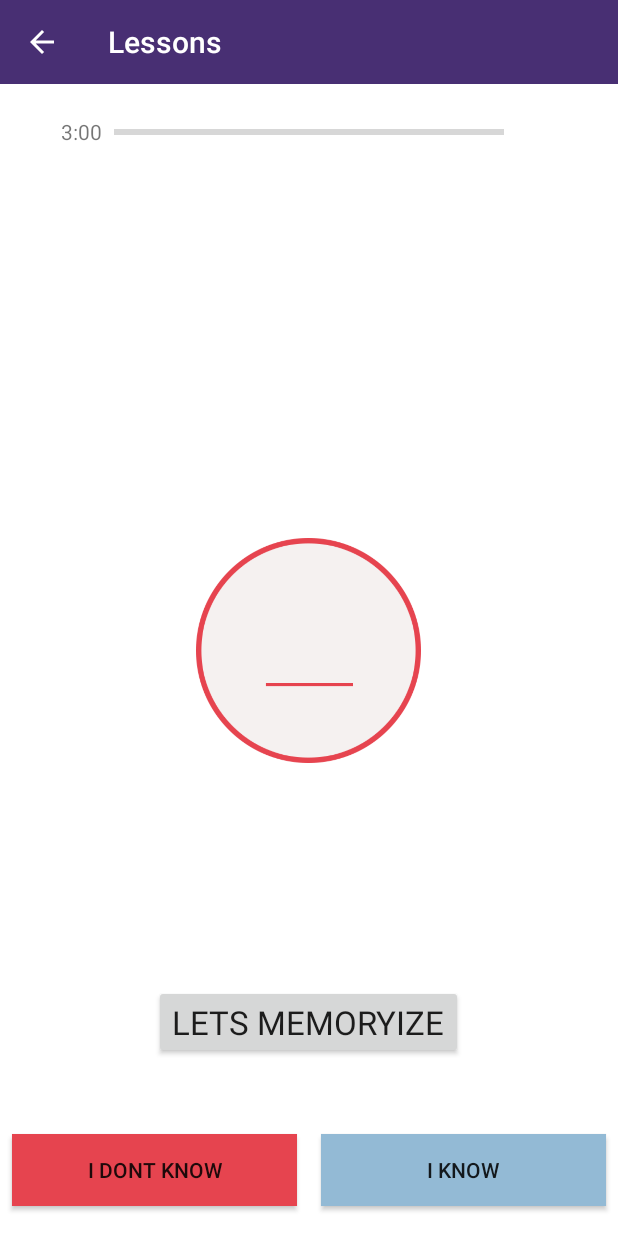
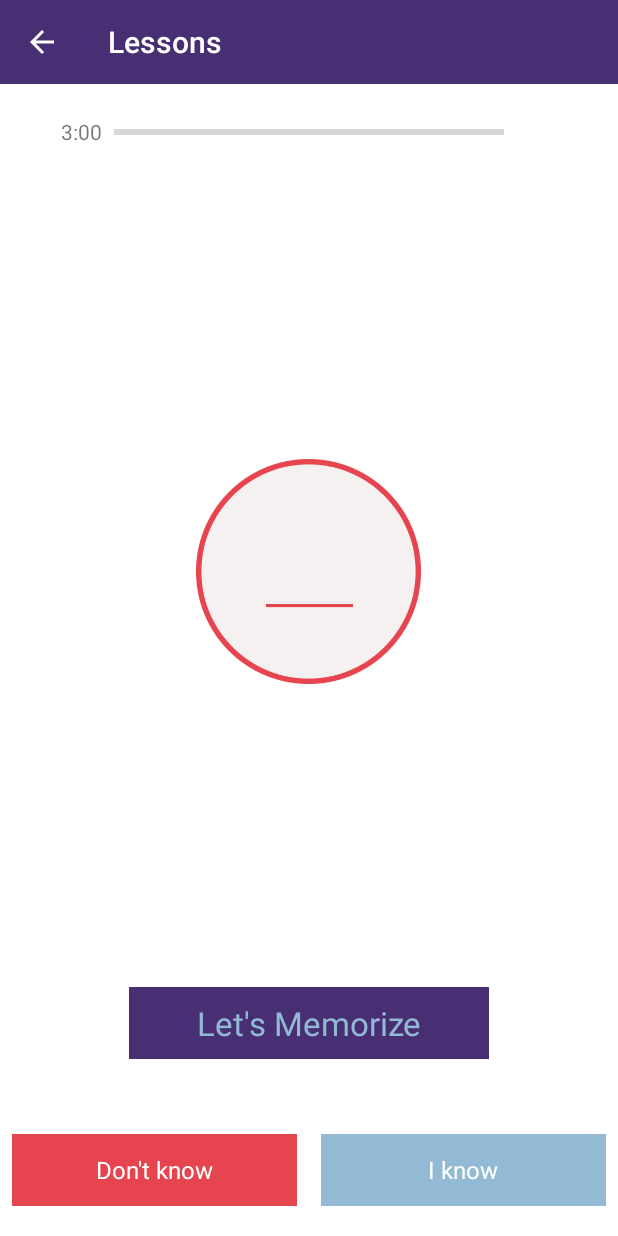
Before and after one commit to tokyo-hackademics/teamobcn, an Android app: the fragment DetailsCompletedFragment placed in its activity, on a phone screen of 412 x 824 dp. Run offline under Robolectric (Android 15) with nearby library versions, the phone set to English and light mode, and no system bars; 4 statements that could not run were skipped.

Commit message:
レイアウト調整

```diff
--- a/mobile/src/main/AndroidManifest.xml
+++ b/mobile/src/main/AndroidManifest.xml
@@ -4,7 +4,7 @@
 
     <application
         android:allowBackup="true"
-        android:icon="@mipmap/ic_launcher"
+        android:icon="@mipmap/memoleep"
         android:label="@string/app_name"
         android:theme="@style/AppTheme">
         <activity
--- a/mobile/src/main/java/jp/obcn/memoleep/Activity/LessonDetailsActivity.java
+++ b/mobile/src/main/java/jp/obcn/memoleep/Activity/LessonDetailsActivity.java
@@ -58,8 +58,8 @@ public class LessonDetailsActivity extends AppCompatActivity implements View.OnC
     protected void onCreate(Bundle savedInstanceState) {
         super.onCreate(savedInstanceState);
         setContentView(R.layout.activity_lesson_details);
-        findViewById(R.id.BtnKnown).setOnClickListener(this);
-        findViewById(R.id.BtnDontknow).setOnClickListener(this);
+        findViewById(R.id.TextKnown).setOnClickListener(this);
+        findViewById(R.id.TextDontknow).setOnClickListener(this);
         mFooter = findViewById(R.id.Footer);
         mFrameProgress = findViewById(R.id.FrameProgress);
         mProgressBar = (ProgressBar) findViewById(R.id.Progress);
@@ -212,11 +212,11 @@ public class LessonDetailsActivity extends AppCompatActivity implements View.OnC
     public void onClick(View view) {
         int id = view.getId();
 
-        if (id == R.id.BtnDontknow) {
+        if (id == R.id.TextDontknow) {
 
             nextData();
 
-        } else if (id == R.id.BtnKnown) {
+        } else if (id == R.id.TextKnown) {
 
             nextData();
 
--- a/mobile/src/main/java/jp/obcn/memoleep/Activity/LessonListActivity.java
+++ b/mobile/src/main/java/jp/obcn/memoleep/Activity/LessonListActivity.java
@@ -108,16 +108,20 @@ public class LessonListActivity extends AppCompatActivity implements AdapterView
 
             if(bRet) {
                 vh.frame.setBackgroundResource(R.drawable.grid_item_frame_complete_tap);
+                vh.title.setTextColor(getResources().getColor(R.color.sub_color_3_common));
             } else if(mFirstInComplteted) {
                 vh.frame.setBackgroundResource(R.drawable.grid_item_frame_next_tap);
+                vh.title.setTextColor(getResources().getColor(R.color.sub_color_1_lesson));
                 data.isNext = true;
                 mFirstInComplteted = false;
             } else if(data.isNext) {
                 vh.frame.setBackgroundResource(R.drawable.grid_item_frame_next_tap);
+                vh.title.setTextColor(getResources().getColor(R.color.sub_color_1_lesson));
                 data.isNext = true;
                 mFirstInComplteted = false;
             } else {
                 vh.frame.setBackgroundResource(R.drawable.grid_item_frame_incomplete_tap);
+                vh.title.setTextColor(getResources().getColor(R.color.text_color_3_common));
             }
 
 
--- a/mobile/src/main/java/jp/obcn/memoleep/fragment/DetailsCompletedFragment.java
+++ b/mobile/src/main/java/jp/obcn/memoleep/fragment/DetailsCompletedFragment.java
@@ -43,6 +43,7 @@ public class DetailsCompletedFragment extends Fragment {
         textLesson.setText(data.title);
 
         TextView textMessage = (TextView) v.findViewById(R.id.TextMessage);
+        textMessage.setText("You have completed the " +  data.title + "." );
 
         GlobalConfig.getInstance(getActivity()).writeCompletedLesson(data.title);
 
--- /dev/null
+++ b/mobile/src/main/res/drawable/btn_lesson_completed_memorize.xml
@@ -0,0 +1,10 @@
+<?xml version="1.0" encoding="utf-8"?>
+<selector xmlns:android="http://schemas.android.com/apk/res/android">
+
+    <item android:state_pressed="true">
+        <color android:color="@color/main_color_header_pressed" />
+    </item>
+    <item>
+        <color android:color="@color/main_color_header" />
+    </item>
+</selector>
--- a/mobile/src/main/res/layout/activity_lesson_details.xml
+++ b/mobile/src/main/res/layout/activity_lesson_details.xml
@@ -2,8 +2,8 @@
 <LinearLayout xmlns:android="http://schemas.android.com/apk/res/android"
     android:layout_width="match_parent"
     android:layout_height="match_parent"
-    android:orientation="vertical"
-    android:background="#ffffff">
+    android:background="#ffffff"
+    android:orientation="vertical">
 
     <android.support.v7.widget.Toolbar
         android:id="@+id/Toolbar"
@@ -19,12 +19,12 @@
         android:layout_height="64dp">
 
         <TextView
-            android:gravity="center"
             android:id="@+id/TextProgressTime"
             android:layout_width="wrap_content"
             android:layout_height="wrap_content"
             android:layout_centerVertical="true"
             android:layout_toLeftOf="@+id/Progress"
+            android:gravity="center"
             android:text="3:00" />
 
         <ProgressBar
@@ -39,35 +39,41 @@
     </RelativeLayout>
 
     <FrameLayout
-        android:layout_margin="18dp"
-        android:layout_weight="1"
         android:id="@+id/Frame"
         android:layout_width="match_parent"
-        android:layout_height="0dp" />
+        android:layout_height="0dp"
+        android:layout_margin="18dp"
+        android:layout_weight="1" />
 
     <LinearLayout
         android:id="@+id/Footer"
-        android:layout_marginBottom="12dp"
         android:layout_width="match_parent"
-        android:layout_height="64dp">
+        android:layout_height="64dp"
+        android:layout_marginBottom="12dp">
 
-        <Button
+        <TextView
+            android:id="@+id/TextDontknow"
+            android:layout_width="0dp"
+            android:layout_height="match_parent"
             android:layout_margin="8dp"
-            android:id="@+id/BtnDontknow"
+            android:layout_weight="1"
+            android:background="@drawable/btn_lesson_details_dontknow"
+            android:gravity="center"
             android:text="@string/details_dont_know"
+            android:textColor="@color/text_color_1_sleep"
+            android:textSize="16sp" />
+
+        <TextView
+            android:id="@+id/TextKnown"
+            android:layout_width="0dp"
+            android:layout_height="match_parent"
+            android:layout_margin="8dp"
             android:layout_weight="1"
-            android:layout_width="0dp"
-            android:background="@drawable/btn_lesson_details_dontknow"
-            android:layout_height="match_parent" />
-
-        <Button
-            android:layout_margin="8dp"
-            android:id="@+id/BtnKnown"
+            android:background="@drawable/btn_lesson_details_iknow"
+            android:gravity="center"
             android:text="@string/details_known"
-            android:background="@drawable/btn_lesson_details_iknow"
-            android:layout_weight="1"
-            android:layout_width="0dp"
-            android:layout_height="match_parent" />
+            android:textColor="@color/text_color_1_sleep"
+            android:textSize="16sp" />
 
     </LinearLayout>
 
--- a/mobile/src/main/res/layout/fragment_details_complieted.xml
+++ b/mobile/src/main/res/layout/fragment_details_complieted.xml
@@ -1,41 +1,55 @@
 <?xml version="1.0" encoding="utf-8"?>
-<RelativeLayout xmlns:android="http://schemas.android.com/apk/res/android"
+<LinearLayout xmlns:android="http://schemas.android.com/apk/res/android"
     android:layout_width="match_parent"
     android:layout_height="match_parent"
     android:orientation="vertical">
 
-    <RelativeLayout
-        android:id="@+id/Frame"
-        android:layout_width="150dp"
-        android:layout_height="150dp"
-        android:layout_centerInParent="true">
+    <FrameLayout
+        android:layout_width="match_parent"
+        android:layout_height="0dp"
+        android:layout_weight="1">
 
-        <TextView
-            android:gravity="center"
-            android:id="@+id/TextLesson"
-            style="@style/TextAppearance.AppCompat.Medium"
+        <LinearLayout
+            android:id="@+id/Frame"
             android:layout_width="wrap_content"
             android:layout_height="wrap_content"
-            android:layout_centerInParent="true"
-            android:background="@drawable/grid_item_frame_next" />
+            android:layout_gravity="center"
+            android:orientation="vertical">
 
-        <TextView
-            android:layout_marginTop="12dp"
-            android:id="@+id/TextMessage"
-            android:layout_width="wrap_content"
-            android:layout_height="wrap_content"
-            android:layout_below="@+id/TextLesson" />
-    </RelativeLayout>
+            <TextView
+                android:id="@+id/TextLesson"
+                android:layout_width="150dp"
+                android:layout_height="150dp"
+                android:layout_gravity="center_horizontal"
+                android:background="@drawable/grid_item_frame_next"
+                android:gravity="center"
+                android:textColor="@color/sub_color_1_lesson"
+                android:textSize="20sp"
+                android:textStyle="bold" />
 
+            <TextView
+                android:id="@+id/TextMessage"
+                android:layout_width="wrap_content"
+                android:layout_height="wrap_content"
+                android:layout_marginTop="14sp"
+                android:textColor="@color/text_color_2_lesson"
+                android:textSize="14sp" />
+        </LinearLayout>
 
-    <Button
+    </FrameLayout>
+
+    <TextView
         android:id="@+id/BtnCompleted"
-        style="@style/TextAppearance.AppCompat.Large"
-        android:layout_width="wrap_content"
-        android:layout_height="wrap_content"
+        android:layout_width="240dp"
+        android:layout_height="48dp"
         android:layout_alignParentBottom="true"
         android:layout_centerHorizontal="true"
+        android:layout_gravity="center_horizontal"
         android:layout_marginBottom="24dp"
-        android:text="@string/details_completed" />
+        android:background="@drawable/btn_lesson_completed_memorize"
+        android:gravity="center"
+        android:text="@string/details_completed"
+        android:textColor="@color/text_color_3_common"
+        android:textSize="22sp" />
 
-</RelativeLayout>
+</LinearLayout>
--- a/mobile/src/main/res/layout/grid_item.xml
+++ b/mobile/src/main/res/layout/grid_item.xml
@@ -15,6 +15,8 @@
             android:layout_height="wrap_content"
             android:layout_centerInParent="true"
             android:singleLine="true"
+            android:textStyle="bold"
+            android:textSize="18sp"
             android:text="Lesson 1" />
 
     </RelativeLayout>
--- a/mobile/src/main/res/values/color.xml
+++ b/mobile/src/main/res/values/color.xml
@@ -4,19 +4,20 @@
     <color name="main_color_lesson">#ffffff</color>
 
     <color name="main_color_header">#482f73</color>
+    <color name="main_color_header_pressed">#7f482f73</color>
 
     <color name="sub_color_1_lesson">#e6444f</color>
-    <color name="sub_color_1_lesson_pressed">#e5e6444f</color>
+    <color name="sub_color_1_lesson_pressed">#7fe6444f</color>
     <color name="sub_color_2_sleep">#8b8ce4</color>
-    <color name="sub_color_2_sleep_pressed">#e58b8ce4</color>
+    <color name="sub_color_2_sleep_pressed">#7f8b8ce4</color>
     <color name="sub_color_3_common">#f5f1f0</color>
-    <color name="sub_color_3_common_pressed">#e5f5f1f0</color>
+    <color name="sub_color_3_common_pressed">#7ff5f1f0</color>
 
     <color name="text_color_1_sleep">#ffffff</color>
-    <color name="text_color_1_sleep_pressed">#e5ffffff</color>
+    <color name="text_color_1_sleep_pressed">#7fffffff</color>
     <color name="text_color_2_lesson">#555555</color>
-    <color name="text_color_2_lesson_pressed">#e5555555</color>
+    <color name="text_color_2_lesson_pressed">#7f555555</color>
     <color name="text_color_3_common">#93bad5</color>
-    <color name="text_color_3_common_pressed">#e593bad5</color>
+    <color name="text_color_3_common_pressed">#7f93bad5</color>
 
 </resources>
--- a/mobile/src/main/res/values/strings.xml
+++ b/mobile/src/main/res/values/strings.xml
@@ -6,8 +6,8 @@
     <string name="action_settings">Settings</string>
 
 
-    <string name="details_dont_know">I dont know</string>
+    <string name="details_dont_know">Don\'t know</string>
     <string name="details_known">I know</string>
-    <string name="details_completed">Lets Memoryize</string>
+    <string name="details_completed">Let\'s Memorize</string>
 
 </resources>
```
Also changed, not shown: mobile/src/main/res/mipmap-xxhdpi/memoleep.png (added).
